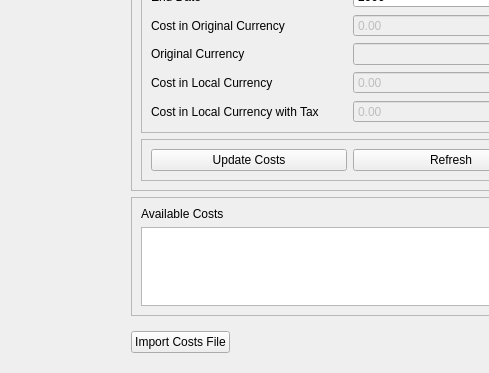
Old version of the form ui/CostsTab.ui in the repository CS-4820-Library-Project/COUNTER-5-Report-Tool-2020-5.0; both pictures show x 0 to 489 and y 179 to 552 of the 902 by 552 pixel window.
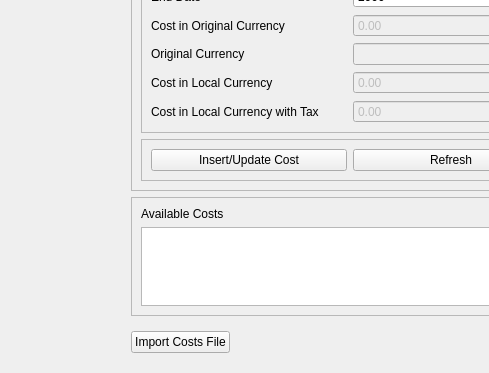
New version of the form. Icons and pictures are not drawn.

```diff
--- a/ui/CostsTab.ui
+++ b/ui/CostsTab.ui
@@ -272,7 +272,7 @@
             <item>
              <widget class="QPushButton" name="costs_save_button">
               <property name="text">
-               <string>Update Costs</string>
+               <string>Insert/Update Cost</string>
               </property>
              </widget>
             </item>
```
